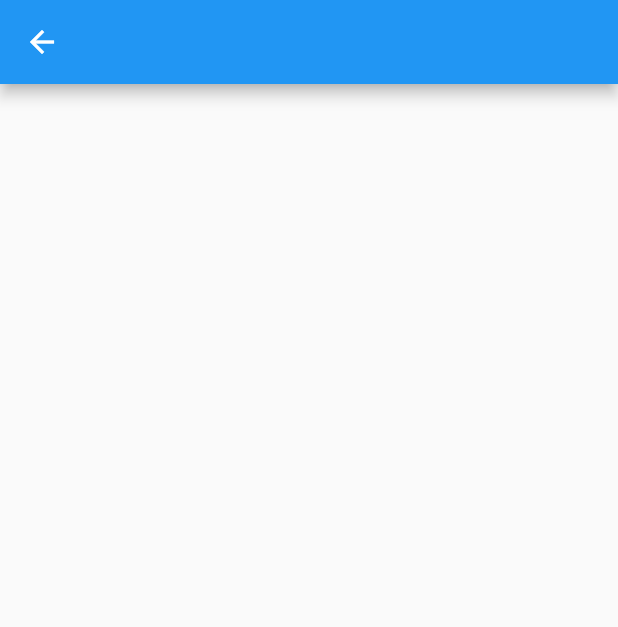
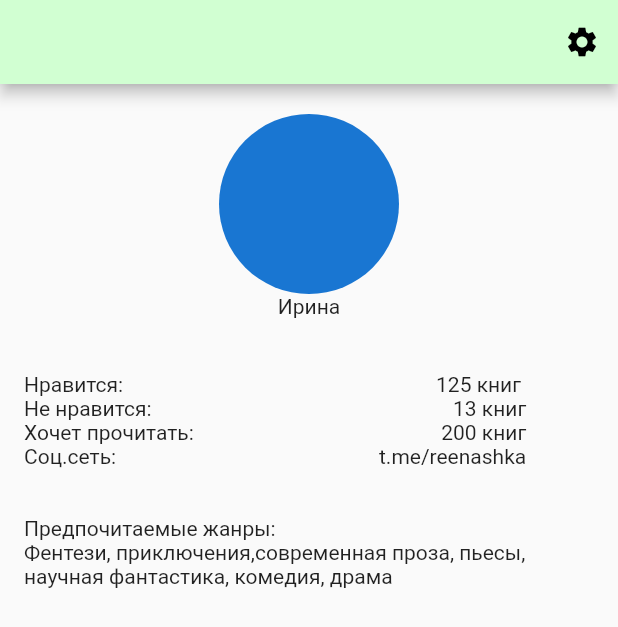
Before and after one commit to lsn03/book_recomended, a Flutter app: the ProfilePage screen opened by its route, on a phone screen of 412 x 824 dp. Shown: the top 627 px of the screen. Run offline on Flutter 3.47's test engine with Material 2 defaults, Android fonts, the phone set to English and light mode, and no system bars; missing offline and left inert: mysql1.

Commit message:
fix profile

```diff
--- a/lib/pages/profile_page.dart
+++ b/lib/pages/profile_page.dart
@@ -8,9 +8,114 @@ class ProfilePage extends StatelessWidget {
   @override
   Widget build(BuildContext context) {
     return Scaffold(
-       appBar: AppBar(
-
-      ) ,
+      appBar: AppBar(
+        actions: [
+          IconButton(
+              onPressed: () {},
+              icon: Icon(
+                Icons.settings,
+                color: Colors.black,
+              )),
+        ],
+        automaticallyImplyLeading: false,
+        //toolbarHeight: 0,
+        backgroundColor: Color(0xFFD1FFD2),
+      ),
+      body: Profile(),
     );
   }
 }
+
+class Profile extends StatefulWidget {
+  const Profile({super.key});
+
+  @override
+  State<Profile> createState() => _ProfileState();
+}
+
+class _ProfileState extends State<Profile> {
+  @override
+  Widget build(BuildContext context) {
+    return Column(
+      //mainAxisAlignment: MainAxisAlignment.center,
+      //crossAxisAlignment: CrossAxisAlignment.center,
+
+      children: [
+        Padding(
+          padding: EdgeInsets.all(20),
+          child: Row(
+            mainAxisAlignment: MainAxisAlignment.center,
+            children: [
+
+
+              Column(
+                //mainAxisAlignment: MainAxisAlignment.spaceAround,
+                children: [
+                  CircleAvatar(
+                    radius: 60,
+                  ),
+                  Text("Ирина"),
+                ],
+              ),
+            ],
+          ),
+        ),
+        Padding(
+          padding: EdgeInsets.all(16),
+          child: Row(
+              //mainAxisAlignment: MainAxisAlignment.start,
+
+              children: [
+
+                Column(
+                  crossAxisAlignment: CrossAxisAlignment.start,
+                  children: [
+                    Text("Нравится: "),
+                    Text("Не нравится: "),
+                    Text("Хочет прочитать: "),
+                    Text("Соц.сеть: "),
+                  ],
+                ),
+                SizedBox(width: 120,),
+                Column(
+                  crossAxisAlignment: CrossAxisAlignment.end,
+                  children: [
+
+                    Text(" 125 книг "),
+                    Text("13 книг"),
+                    Text("200 книг"),
+                    Text("t.me/reenashka"),
+                  ],
+                ),
+
+              ]),
+        ),
+        Column(
+          //mainAxisAlignment: MainAxisAlignment.start,
+
+          children: [
+            Padding(
+              padding: EdgeInsets.all(16),
+              child: Column(
+                crossAxisAlignment: CrossAxisAlignment.start,
+                children: [
+                  Text("Предпочитаемые жанры:"),
+                   Column(
+                      crossAxisAlignment: CrossAxisAlignment.center,
+                      children: [
+
+                      Text("Фентези, приключения,современная проза, пьесы, научная фантастика, комедия, драма"),
+
+                    ]),
+                ]
+              ),
+            ),
+
+
+
+          ],
+        ),
+      ],
+    );
+  }
+}
```
